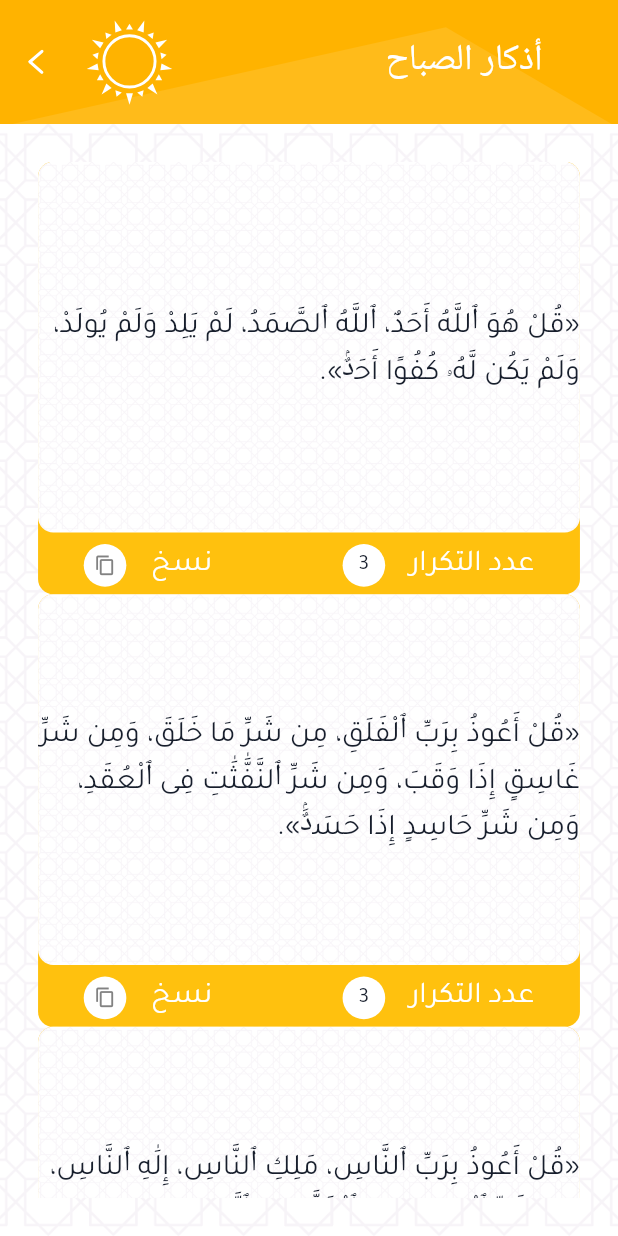
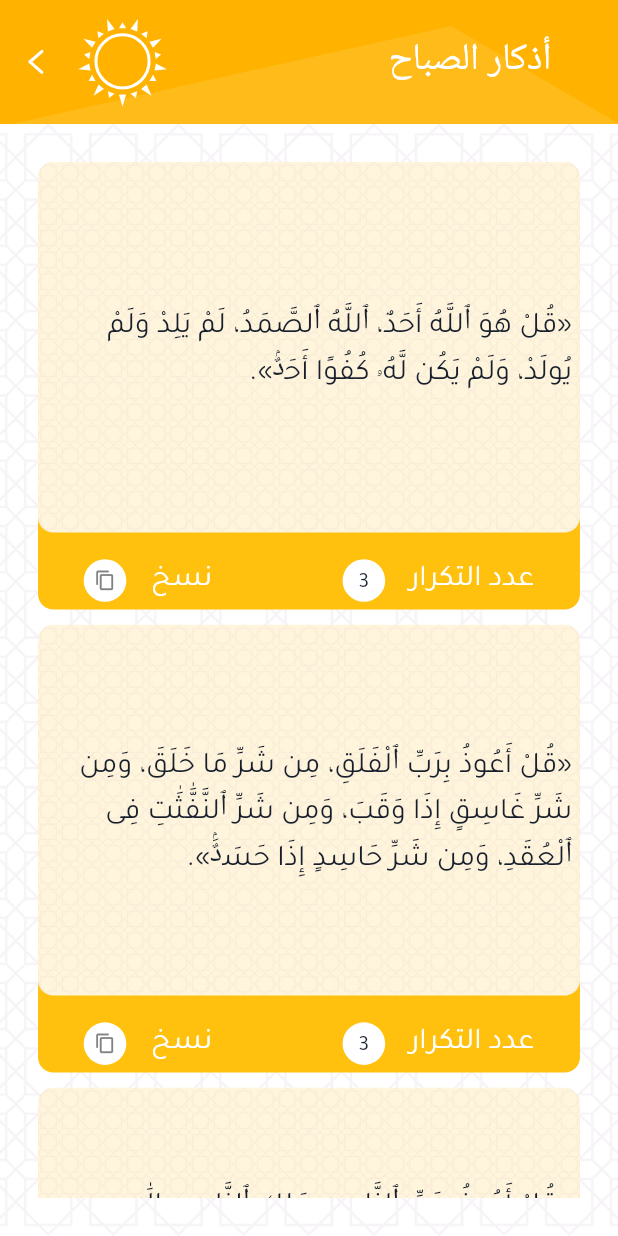
Before and after one commit to Mohammedomargallya39/nakhtm, a Flutter app: the AzkarViewWidget screen opened directly with empty values, after a tap on "نسخ", on a phone screen of 412 x 824 dp. Run offline on Flutter 3.47's test engine with Material 2 defaults, Android fonts, the phone set to English and light mode, and no system bars; our stand-ins replace audioplayers, bloc, connectivity_plus, custom_navigation_bar, dartz, dio and 10 more; missing offline and left inert: flutter_share, quran; accounts and stored records are empty; project files that could hold a hidden picture were left out.

Commit message:
finish_app_v1

```diff
--- a/lib/core/util/resources/colors_manager.dart
+++ b/lib/core/util/resources/colors_manager.dart
@@ -8,6 +8,8 @@ class ColorsManager {
   static const Color redPrimary = Color(0xfffd0000);
   static const Color orangePrimary = Color(0xffFFC10E);
   static const Color transparent = Colors.transparent;
+  static const Color azkarColor = Color.fromARGB(255, 255, 245, 220);
+
 
   /// light theme
   static const Color textPrimaryBlue = Color(0xff051027);
--- a/lib/core/util/resources/constants_manager.dart
+++ b/lib/core/util/resources/constants_manager.dart
@@ -274,5 +274,6 @@ String? surahName = 'لم تقرأ بعد';
 
 List<String>? salahTimes;
 
+bool showGuideValue = true;
 
 bool? adanNotification = false;
--- a/lib/core/util/widgets/default_app_bar.dart
+++ b/lib/core/util/widgets/default_app_bar.dart
@@ -19,20 +19,22 @@ PreferredSizeWidget defaultAppBar({
       children: [
         SizedBox(
           width: double.infinity,
-          child: Stack(alignment: AlignmentDirectional.centerEnd, children: [
+
+          child: Stack(
+              alignment: AlignmentDirectional.centerEnd,
+              fit: StackFit.passthrough,
+              children: [
             SvgPicture.asset(
               appBarBackground,
+              fit: BoxFit.cover,
             ),
             if (title != null)
-              Padding(
-                padding: EdgeInsets.only(right: 10.w),
-                child: DefaultText(
-                  title: title,
-                  style: Style.medium,
-                  color: ColorsManager.white,
-                  fontSize: 18.rSp,
-                  fontWeight: FontWeight.w600,
-                ),
+              DefaultText(
+                title: title,
+                style: Style.medium,
+                color: ColorsManager.white,
+                fontSize: 18.rSp,
+                fontWeight: FontWeight.w600,
               ),
           ]),
         ),
--- a/lib/features/home/presentation/controller/state.dart
+++ b/lib/features/home/presentation/controller/state.dart
@@ -37,4 +37,6 @@ class PrevPageState extends HomeState{}
 class ScrollTopState extends HomeState{}
 class TurnOnSoundState extends HomeState{}
 class GetLocationState extends HomeState{}
+class LoadingGetLocationState extends HomeState{}
 class RestAzkarListState extends HomeState{}
+class ShowGuideState extends HomeState{}
--- a/lib/features/home/presentation/widgets/azkar_view_build_item.dart
+++ b/lib/features/home/presentation/widgets/azkar_view_build_item.dart
@@ -20,6 +20,7 @@ class AzkarViewBuildItem extends StatelessWidget {
       alignment: AlignmentDirectional.topCenter,
       children: [
         Container(
+          margin: EdgeInsets.symmetric(vertical: 10.rSp),
           padding: EdgeInsets.symmetric(horizontal: 30.rSp,vertical: 5.rSp),
           width: double.infinity,
           height: 35.h,
@@ -65,10 +66,15 @@ class AzkarViewBuildItem extends StatelessWidget {
                     CircleAvatar(
                         backgroundColor: ColorsManager.white,
                         radius: 14.rSp,
+                        child: Center(
+                          child: Padding(
+                            padding: EdgeInsets.only(top: 3.rSp),
                             child: DefaultText(
                               title: '$repetitionNum',
                               style: Style.small,
                               fontSize: 14.rSp,
+                            ),
+                          ),
                         )),
                     horizontalSpace(4.w),
                     const DefaultText(
@@ -86,7 +92,7 @@ class AzkarViewBuildItem extends StatelessWidget {
           width: double.infinity,
           height: 30.h,
           decoration: BoxDecoration(
-            color: ColorsManager.white,
+            color: ColorsManager.azkarColor,
             borderRadius: BorderRadius.circular(10.rSp),
             image: DecorationImage(
                 image: AssetImage(
@@ -96,9 +102,12 @@ class AzkarViewBuildItem extends StatelessWidget {
             ),
           ),
           child: Center(
+            child: Padding(
+              padding: EdgeInsets.symmetric(horizontal: 5.rSp),
               child: DefaultText(
                 title: azkar,
                 style: Style.small,
+              ),
             ),
           ),
         )
--- a/lib/main.dart
+++ b/lib/main.dart
@@ -34,6 +34,8 @@ void main() async {
     await sl<CacheHelper>().get('ishaa') ?? 'Open Network',
   ];
   adanNotification =  await sl<CacheHelper>().get('adanNotification') ?? false;
+
+  showGuideValue = await sl<CacheHelper>().get('guideValue') ?? true;
 
   List<String> adan= [
     'حان الآن موعد آذان الفجر',
--- a/pubspec.yaml
+++ b/pubspec.yaml
@@ -15,7 +15,7 @@ publish_to: 'none' # Remove this line if you wish to publish to pub.dev
 # In iOS, build-name is used as CFBundleShortVersionString while build-number used as CFBundleVersion.
 # Read more about iOS versioning at
 # https://developer.apple.com/library/archive/documentation/General/Reference/InfoPlistKeyReference/Articles/CoreFoundationKeys.html
-version: 1.0.1+3
+version: 1.0.1+4
 
 environment:
   sdk: ">=2.12.0 <3.0.0"
@@ -45,7 +45,7 @@ dependencies:
   shared_preferences: ^2.0.15
   # Remote API
   dio: ^4.0.6
-  # Handel faiures
+  # Handel failures
   dartz: ^0.10.1
   #connectivity
   connectivity_plus: ^2.3.9
```
Also changed, not shown: lib/features/home/presentation/controller/bloc.dart (+34 -17 lines), lib/features/home/presentation/screens/home/elsalah_time_widget.dart (+39 -30 lines), lib/features/home/presentation/screens/home/home_widget.dart (+2 -33 lines), lib/features/home/presentation/screens/quran/quran_widget.dart (+20 -0 lines), lib/features/home/presentation/screens/quran/surah_widget.dart (+10 -4 lines), lib/features/home/presentation/widgets/guide_dialog_widget.dart (added, +69 -0 lines), 1 other file. Lines whose indentation alone changed are shown as unchanged.
